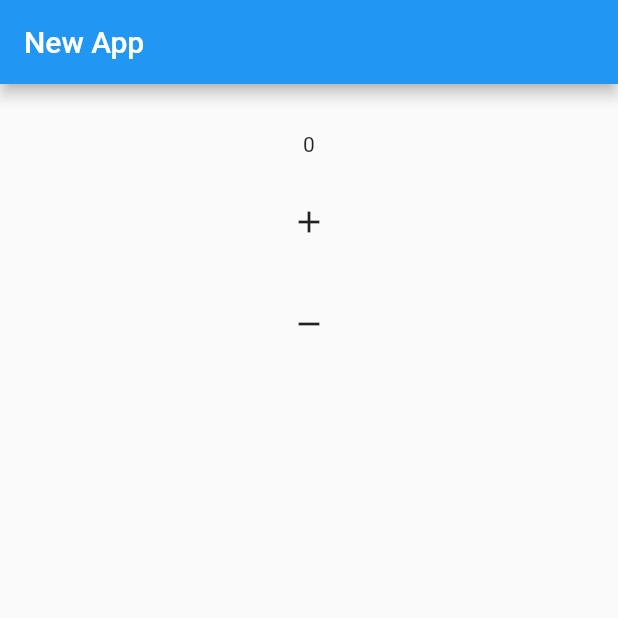
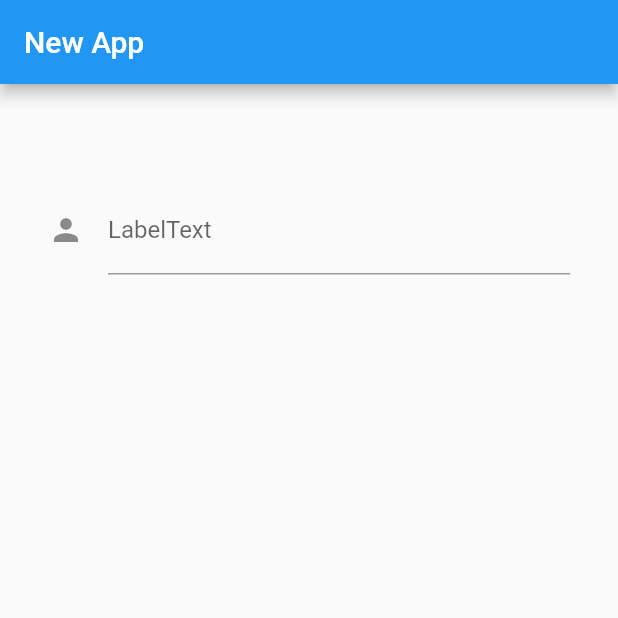
Before and after one commit to ShubhamDalvi1999/Flutter_Beginner, a Flutter app: the screen it shows after launch, on a phone screen of 412 x 824 dp, the top half of it. Run offline on Flutter 3.47's test engine with Material 2 defaults, Android fonts, the phone set to English and light mode, and no system bars.

Commit message:
changes after running on web

```diff
--- a/lib/main.dart
+++ b/lib/main.dart
@@ -13,17 +13,17 @@ class MyApp extends StatefulWidget {
 }
 
 class _MyAppState extends State<MyApp> {
-  int _value = 0;
+  String _value = "";
 
-  void _onClick() {
+  void _onChange(String value) {
     setState(() {
-      _value++;
+      _value = "Change: ${value}";
     });
   }
 
-  void _onMinus() {
+  void _onSubmit(String value) {
     setState(() {
-      _value--;
+      _value = "Submit: ${value}";
     });
   }
 
@@ -38,24 +38,16 @@ class _MyAppState extends State<MyApp> {
         child: Center(
           child: Column(
             children: [
-              Text(_value.toString()),
+              Text(_value),
               SizedBox(
                 height: 20,
               ),
-              IconButton(
-                icon: Icon(Icons.add),
-                onPressed: () {
-                  _onClick();
-                },
-              ),
-              SizedBox(
-                height: 20,
-              ),
-              IconButton(
-                icon: Icon(Icons.remove),
-                onPressed: () {
-                  _onMinus();
-                },
+              TextField(
+                decoration: InputDecoration(
+                  labelText: 'LabelText',
+                  hintText: 'hint',
+                  icon: Icon(Icons.person),
+                ),
               ),
             ],
           ),
```
Also changed, not shown: 3 other files.
